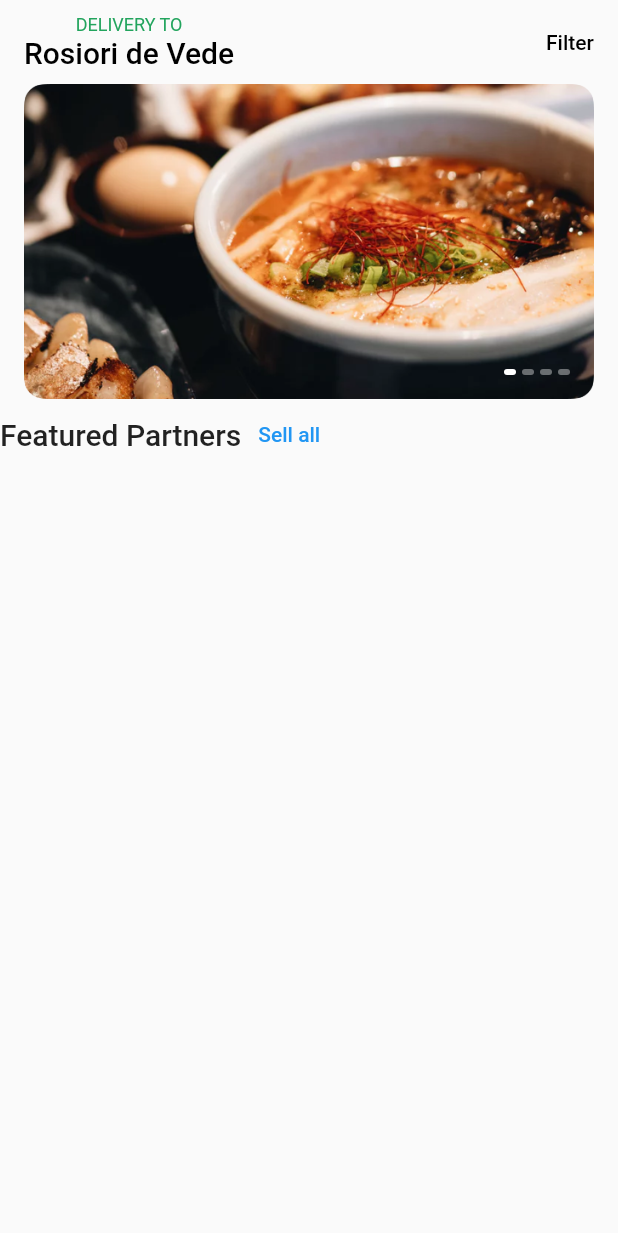
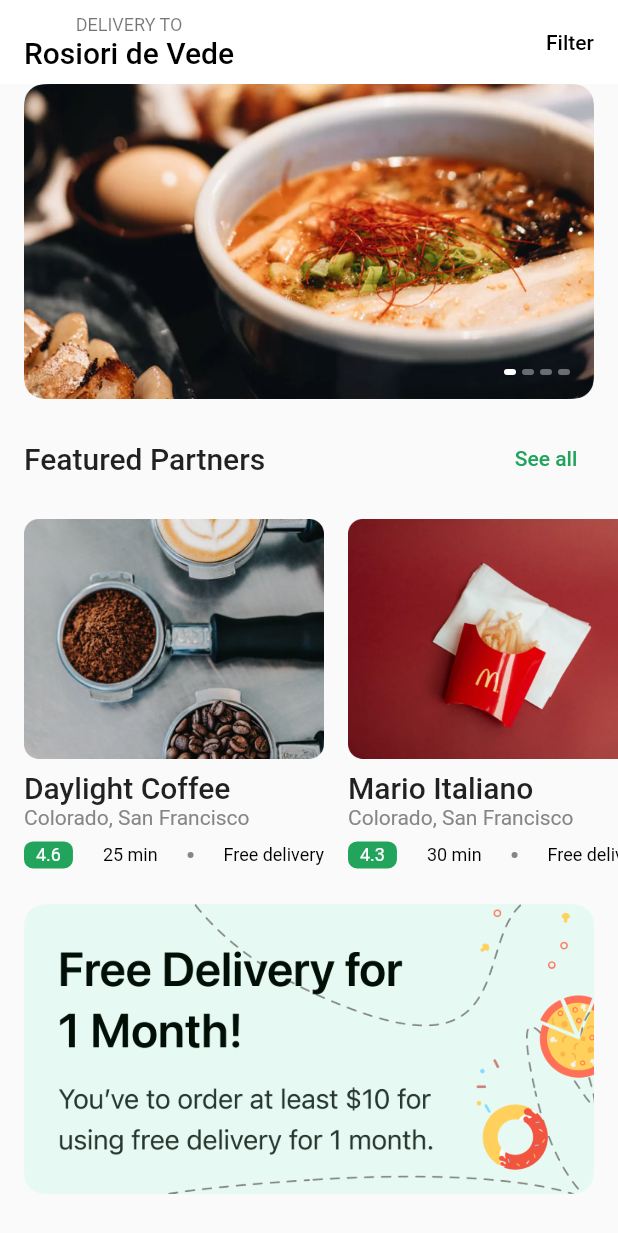
Before and after one commit to vladponcea/foodapp, a Flutter app: the screen it shows after launch, on a phone screen of 412 x 824 dp. Shown: the top 1233 px of the screen. Run offline on Flutter 3.47's test engine with Material 2 defaults, Android fonts, the phone set to English and light mode, and no system bars.

Commit message:
homescreen MVP

```diff
--- /dev/null
+++ b/lib/screens/home/components/restaurant_info_medium_card.dart
@@ -0,0 +1,86 @@
+import 'package:flutter/material.dart';
+import 'package:foodapp/constants.dart';
+
+class RestaurantInfoMediumCard extends StatelessWidget {
+  const RestaurantInfoMediumCard(
+      {Key? key,
+      required this.title,
+      required this.image,
+      required this.location,
+      required this.deliveryTime,
+      required this.rating,
+      required this.press})
+      : super(key: key);
+
+  final String title, image, location;
+  final int deliveryTime;
+  final double rating;
+  final VoidCallback press;
+
+  @override
+  Widget build(BuildContext context) {
+    return InkWell(
+      onTap: press,
+      borderRadius: BorderRadius.all(
+        Radius.circular(6),
+      ),
+      child: SizedBox(
+        width: 200,
+        child: Column(
+          crossAxisAlignment: CrossAxisAlignment.start,
+          children: [
+            AspectRatio(
+              aspectRatio: 1.25,
+              child: Image.asset(image),
+            ),
+            const SizedBox(height: defaultPadding / 2),
+            Text(
+              title,
+              maxLines: 1,
+              overflow: TextOverflow.ellipsis,
+              style: Theme.of(context).textTheme.headline6,
+            ),
+            Text(
+              location,
+              maxLines: 1,
+              style: TextStyle(color: kBodyTextColor),
+            ),
+            Padding(
+              padding: const EdgeInsets.symmetric(vertical: defaultPadding / 2),
+              child: DefaultTextStyle(
+                style: TextStyle(color: Colors.black, fontSize: 12),
+                child: Row(
+                  children: [
+                    Container(
+                      padding: EdgeInsets.symmetric(
+                        horizontal: defaultPadding / 2,
+                        vertical: defaultPadding / 8,
+                      ),
+                      decoration: BoxDecoration(
+                        color: kActiveColor,
+                        borderRadius: BorderRadius.all(Radius.circular(6)),
+                      ),
+                      child: Text(
+                        rating.toString(),
+                        style: TextStyle(color: Colors.white),
+                      ),
+                    ),
+                    Spacer(),
+                    Text("$deliveryTime min"),
+                    Spacer(),
+                    CircleAvatar(
+                      radius: 2,
+                      backgroundColor: Color(0xFF868686),
+                    ),
+                    Spacer(),
+                    Text("Free delivery"),
+                  ],
+                ),
+              ),
+            )
+          ],
+        ),
+      ),
+    );
+  }
+}
--- /dev/null
+++ b/lib/screens/home/components/section_title.dart
@@ -0,0 +1,31 @@
+import 'package:flutter/material.dart';
+import 'package:foodapp/constants.dart';
+
+class SectionTitle extends StatelessWidget {
+  const SectionTitle({
+    Key? key,
+    required this.title,
+    required this.press,
+  }) : super(key: key);
+
+  final String title;
+  final VoidCallback press;
+
+  @override
+  Widget build(BuildContext context) {
+    return Row(
+      mainAxisAlignment: MainAxisAlignment.spaceBetween,
+      children: [
+        Text(
+          title,
+          style: Theme.of(context).textTheme.headline6,
+        ),
+        TextButton(
+          onPressed: press,
+          style: TextButton.styleFrom(primary: kActiveColor),
+          child: Text("See all"),
+        ),
+      ],
+    );
+  }
+}
--- a/lib/screens/home/home_screen.dart
+++ b/lib/screens/home/home_screen.dart
@@ -1,8 +1,10 @@
-import 'dart:html';
+import 'dart:ui';
 
 import 'package:flutter/material.dart';
 import 'package:foodapp/constants.dart';
 import 'package:foodapp/demoData.dart';
+import 'package:foodapp/screens/home/components/restaurant_info_medium_card.dart';
+import 'package:foodapp/screens/home/components/section_title.dart';
 
 import 'components/image_carousel.dart';
 
@@ -15,17 +17,13 @@ class HomeScreen extends StatelessWidget {
         slivers: [
           SliverAppBar(
             //change bg of appbar
-            backgroundColor: Colors.transparent,
+            backgroundColor: Colors.white,
             elevation: 0,
+            floating: true,
             title: Column(
               children: [
-                Text(
-                  "Delivery to".toUpperCase(),
-                  style: Theme.of(context)
-                      .textTheme
-                      .caption!
-                      .copyWith(color: kActiveColor),
-                ),
+                Text("Delivery to".toUpperCase(),
+                    style: Theme.of(context).textTheme.caption!),
                 Text(
                   "Rosiori de Vede",
                   style: TextStyle(color: Colors.black),
@@ -48,18 +46,70 @@ class HomeScreen extends StatelessWidget {
               child: ImageCarousel(),
             ),
           ),
+          SliverPadding(
+            padding: EdgeInsets.all(defaultPadding),
+            sliver: SliverToBoxAdapter(
+              child: SectionTitle(
+                title: "Featured Partners",
+                press: () {},
+              ),
+            ),
+          ),
           SliverToBoxAdapter(
-            child: Row(
-              children: [
-                Text(
-                  "Featured Partners",
-                  style: Theme.of(context).textTheme.headline6,
+            child: SingleChildScrollView(
+              scrollDirection: Axis.horizontal,
+              child: Row(
+                children: List.generate(
+                  demoMediumCardData.length,
+                  (index) => Padding(
+                    padding: const EdgeInsets.only(left: defaultPadding),
+                    child: RestaurantInfoMediumCard(
+                      title: demoMediumCardData[index]['name'],
+                      location: demoMediumCardData[index]['location'],
+                      image: demoMediumCardData[index]['image'],
+                      deliveryTime: demoMediumCardData[index]['deliveryTime'],
+                      rating: demoMediumCardData[index]['rating'],
+                      press: () {},
+                    ),
+                  ),
                 ),
-                TextButton(
-                  onPressed: () {},
-                  child: Text("Sell all"),
+              ),
+            ),
+          ),
+          SliverPadding(
+            padding: const EdgeInsets.all(defaultPadding),
+            sliver: SliverToBoxAdapter(
+              child: Image.asset("assets/images/Banner.png"),
+            ),
+          ),
+          SliverPadding(
+            padding: EdgeInsets.all(defaultPadding),
+            sliver: SliverToBoxAdapter(
+              child: SectionTitle(
+                title: "Best Picks",
+                press: () {},
+              ),
+            ),
+          ),
+          SliverToBoxAdapter(
+            child: SingleChildScrollView(
+              scrollDirection: Axis.horizontal,
+              child: Row(
+                children: List.generate(
+                  demoMediumCardData.length,
+                  (index) => Padding(
+                    padding: const EdgeInsets.only(left: defaultPadding),
+                    child: RestaurantInfoMediumCard(
+                      title: demoMediumCardData[index]['name'],
+                      location: demoMediumCardData[index]['location'],
+                      image: demoMediumCardData[index]['image'],
+                      deliveryTime: demoMediumCardData[index]['deliveryTime'],
+                      rating: demoMediumCardData[index]['rating'],
+                      press: () {},
+                    ),
+                  ),
                 ),
-              ],
+              ),
             ),
           ),
         ],
```
